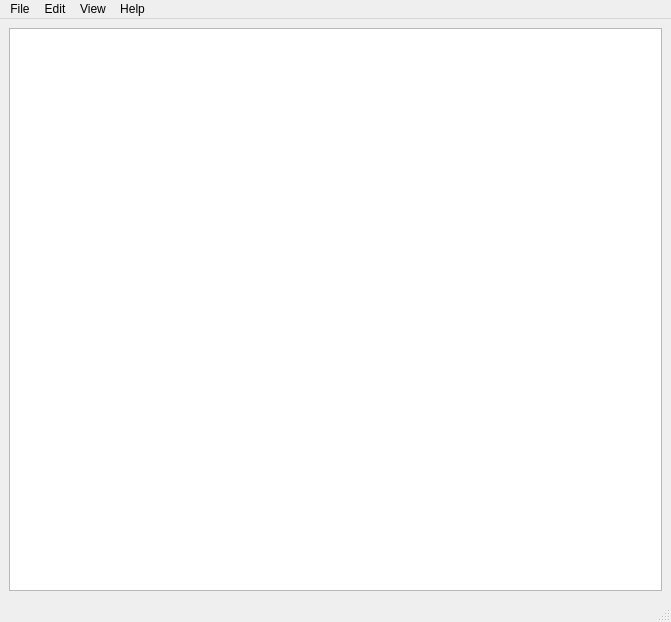
The window that editor.ui (Yovsky/Edito) describes before a commit, drawn with Qt 5.
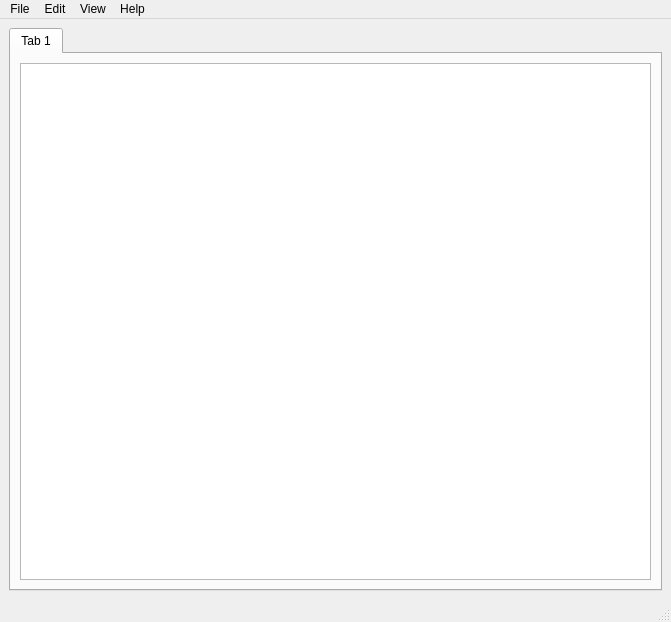
The same window after the commit. Icons and pictures are not drawn. Custom widgets are drawn as their Qt base class.

Commit message: Improved the layout, changed the font and Added the Tab spacing.

Diff of the .ui file:
```diff
--- a/editor.ui
+++ b/editor.ui
@@ -20,10 +20,24 @@
   <widget class="QWidget" name="centralwidget">
    <layout class="QGridLayout" name="gridLayout">
     <item row="0" column="0">
+     <widget class="QTabWidget" name="tabWidget">
+      <property name="currentIndex">
+       <number>0</number>
+      </property>
+      <widget class="QWidget" name="tab">
+       <attribute name="title">
+        <string>Tab 1</string>
+       </attribute>
+       <layout class="QGridLayout" name="gridLayout_2">
+        <item row="0" column="0">
      <widget class="CodeEditor" name="TextOut">
       <property name="lineWrapMode">
        <enum>QPlainTextEdit::LineWrapMode::NoWrap</enum>
       </property>
+         </widget>
+        </item>
+       </layout>
+      </widget>
      </widget>
     </item>
    </layout>
```
Lines whose indentation alone changed are shown as unchanged. The commit also changes 1 other file.
